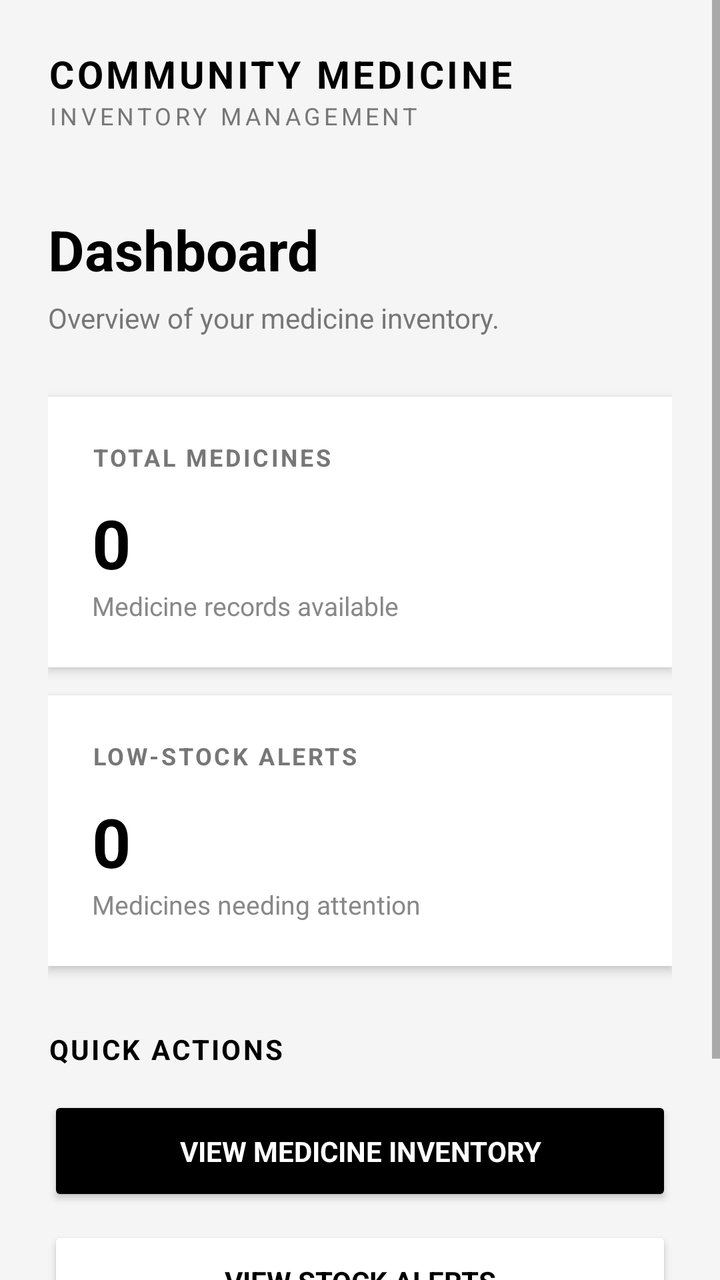
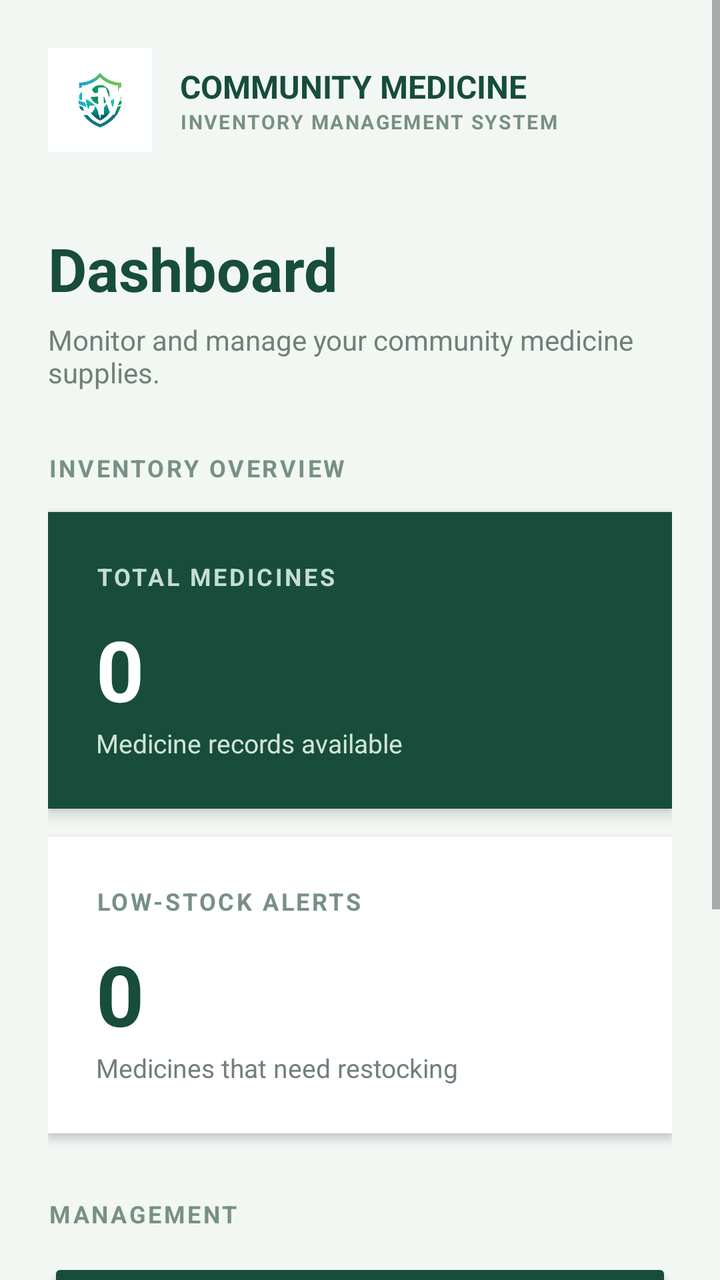

Screens rendered from an Android XML layout before and after an edit, with the pre-edit source and the edit as a unified diff.
<!-- AndroidManifest.xml: application theme AppTheme -->
<!-- res/layout/activity_dashboard.xml -->
<?xml version="1.0" encoding="utf-8"?>
<ScrollView xmlns:android="http://schemas.android.com/apk/res/android"
    android:layout_width="match_parent"
    android:layout_height="match_parent"
    android:background="#F5F5F5"
    android:fillViewport="true">

    <LinearLayout
        android:layout_width="match_parent"
        android:layout_height="wrap_content"
        android:orientation="vertical"
        android:padding="24dp">

        
        <TextView
            android:layout_width="match_parent"
            android:layout_height="wrap_content"
            android:text="COMMUNITY MEDICINE"
            android:textColor="#000000"
            android:textSize="19sp"
            android:textStyle="bold"
            android:letterSpacing="0.08" />

        <TextView
            android:layout_width="match_parent"
            android:layout_height="wrap_content"
            android:text="INVENTORY MANAGEMENT"
            android:textColor="#777777"
            android:textSize="12sp"
            android:letterSpacing="0.15" />

        
        <TextView
            android:layout_width="match_parent"
            android:layout_height="wrap_content"
            android:layout_marginTop="40dp"
            android:text="Dashboard"
            android:textColor="#000000"
            android:textSize="28sp"
            android:textStyle="bold" />

        <TextView
            android:layout_width="match_parent"
            android:layout_height="wrap_content"
            android:layout_marginTop="6dp"
            android:text="Overview of your medicine inventory."
            android:textColor="#777777"
            android:textSize="14sp" />

        
        <LinearLayout
            android:layout_width="match_parent"
            android:layout_height="wrap_content"
            android:layout_marginTop="30dp"
            android:orientation="vertical"
            android:padding="22dp"
            android:background="#FFFFFF"
            android:elevation="3dp">

            <TextView
                android:layout_width="match_parent"
                android:layout_height="wrap_content"
                android:text="TOTAL MEDICINES"
                android:textColor="#777777"
                android:textSize="12sp"
                android:textStyle="bold"
                android:letterSpacing="0.1" />

            <TextView
                android:id="@+id/totalText"
                android:layout_width="match_parent"
                android:layout_height="wrap_content"
                android:layout_marginTop="12dp"
                android:text="0"
                android:textColor="#000000"
                android:textSize="34sp"
                android:textStyle="bold" />

            <TextView
                android:layout_width="match_parent"
                android:layout_height="wrap_content"
                android:text="Medicine records available"
                android:textColor="#888888"
                android:textSize="13sp" />

        </LinearLayout>

        
        <LinearLayout
            android:layout_width="match_parent"
            android:layout_height="wrap_content"
            android:layout_marginTop="14dp"
            android:orientation="vertical"
            android:padding="22dp"
            android:background="#FFFFFF"
            android:elevation="3dp">

            <TextView
                android:layout_width="match_parent"
                android:layout_height="wrap_content"
                android:text="LOW-STOCK ALERTS"
                android:textColor="#777777"
                android:textSize="12sp"
                android:textStyle="bold"
                android:letterSpacing="0.1" />

            <TextView
                android:id="@+id/lowStockText"
                android:layout_width="match_parent"
                android:layout_height="wrap_content"
                android:layout_marginTop="12dp"
                android:text="0"
                android:textColor="#000000"
                android:textSize="34sp"
                android:textStyle="bold" />

            <TextView
                android:layout_width="match_parent"
                android:layout_height="wrap_content"
                android:text="Medicines needing attention"
                android:textColor="#888888"
                android:textSize="13sp" />

        </LinearLayout>

        
        <TextView
            android:layout_width="match_parent"
            android:layout_height="wrap_content"
            android:layout_marginTop="32dp"
            android:text="QUICK ACTIONS"
            android:textColor="#000000"
            android:textSize="14sp"
            android:textStyle="bold"
            android:letterSpacing="0.08" />

        <Button
            android:id="@+id/inventoryButton"
            android:layout_width="match_parent"
            android:layout_height="55dp"
            android:layout_marginTop="14dp"
            android:backgroundTint="#000000"
            android:text="VIEW MEDICINE INVENTORY"
            android:textColor="#FFFFFF"
            android:textStyle="bold" />

        <Button
            android:id="@+id/stockAlertsButton"
            android:layout_width="match_parent"
            android:layout_height="55dp"
            android:layout_marginTop="10dp"
            android:backgroundTint="#FFFFFF"
            android:text="VIEW STOCK ALERTS"
            android:textColor="#000000"
            android:textStyle="bold" />

        
        <Button
            android:id="@+id/logoutButton"
            android:layout_width="match_parent"
            android:layout_height="52dp"
            android:layout_marginTop="30dp"
            android:backgroundTint="#EAEAEA"
            android:text="LOG OUT"
            android:textColor="#333333"
            android:textStyle="bold" />

    </LinearLayout>
</ScrollView>
<!-- resources referenced by this layout -->
<resources>
  <style name="AppTheme" parent="Theme.AppCompat.Light.NoActionBar">
  
          <item name="android:fontFamily">sans-serif</item>
          <item name="android:colorAccent">#000000</item>
          <item name="android:windowLightStatusBar">true</item>
          <item name="android:statusBarColor">#FFFFFF</item>
          <item name="android:navigationBarColor">#FFFFFF</item>
      </style>
</resources>

<!-- the commit's change to res/layout/activity_dashboard.xml (unified diff, before → after) -->
@@ -2,7 +2,7 @@
 <ScrollView xmlns:android="http://schemas.android.com/apk/res/android"
     android:layout_width="match_parent"
     android:layout_height="match_parent"
-    android:background="#F5F5F5"
+    android:background="#F2F7F4"
     android:fillViewport="true">
 
     <LinearLayout
@@ -12,77 +12,113 @@
         android:padding="24dp">
 
         
-        <TextView
-            android:layout_width="match_parent"
-            android:layout_height="wrap_content"
-            android:text="COMMUNITY MEDICINE"
-            android:textColor="#000000"
-            android:textSize="19sp"
-            android:textStyle="bold"
-            android:letterSpacing="0.08" />
-
-        <TextView
-            android:layout_width="match_parent"
-            android:layout_height="wrap_content"
-            android:text="INVENTORY MANAGEMENT"
-            android:textColor="#777777"
+        <LinearLayout
+            android:layout_width="match_parent"
+            android:layout_height="wrap_content"
+            android:gravity="center_vertical"
+            android:orientation="horizontal">
+
+            <TextView
+                android:layout_width="52dp"
+                android:layout_height="52dp"
+                android:background="@drawable/cm"
+                android:src="@drawable/cm"
+                android:gravity="center"
+                android:text="CM"
+                android:textColor="#FFFFFF"
+                android:textSize="19sp"
+                android:textStyle="bold" />
+
+            <LinearLayout
+                android:layout_width="0dp"
+                android:layout_height="wrap_content"
+                android:layout_marginStart="14dp"
+                android:layout_weight="1"
+                android:orientation="vertical">
+
+                <TextView
+                    android:layout_width="match_parent"
+                    android:layout_height="wrap_content"
+                    android:text="COMMUNITY MEDICINE"
+                    android:textColor="#174D3A"
+                    android:textSize="16sp"
+                    android:textStyle="bold" />
+
+                <TextView
+                    android:layout_width="match_parent"
+                    android:layout_height="wrap_content"
+                    android:text="INVENTORY MANAGEMENT SYSTEM"
+                    android:textColor="#779184"
+                    android:textSize="10sp"
+                    android:textStyle="bold"
+                    android:letterSpacing="0.08" />
+            </LinearLayout>
+        </LinearLayout>
+
+        
+        <TextView
+            android:layout_width="match_parent"
+            android:layout_height="wrap_content"
+            android:layout_marginTop="38dp"
+            android:text="Dashboard"
+            android:textColor="#174D3A"
+            android:textSize="30sp"
+            android:textStyle="bold" />
+
+        <TextView
+            android:layout_width="match_parent"
+            android:layout_height="wrap_content"
+            android:layout_marginTop="6dp"
+            android:text="Monitor and manage your community medicine supplies."
+            android:textColor="#718078"
+            android:textSize="14sp" />
+
+        
+        <TextView
+            android:layout_width="match_parent"
+            android:layout_height="wrap_content"
+            android:layout_marginTop="30dp"
+            android:text="INVENTORY OVERVIEW"
+            android:textColor="#779184"
             android:textSize="12sp"
-            android:letterSpacing="0.15" />
-
-        
-        <TextView
-            android:layout_width="match_parent"
-            android:layout_height="wrap_content"
-            android:layout_marginTop="40dp"
-            android:text="Dashboard"
-            android:textColor="#000000"
-            android:textSize="28sp"
-            android:textStyle="bold" />
-
-        <TextView
-            android:layout_width="match_parent"
-            android:layout_height="wrap_content"
-            android:layout_marginTop="6dp"
-            android:text="Overview of your medicine inventory."
-            android:textColor="#777777"
-            android:textSize="14sp" />
+            android:textStyle="bold"
+            android:letterSpacing="0.10" />
 
         
         <LinearLayout
             android:layout_width="match_parent"
             android:layout_height="wrap_content"
-            android:layout_marginTop="30dp"
+            android:layout_marginTop="14dp"
+            android:background="#174D3A"
+            android:elevation="4dp"
             android:orientation="vertical"
-            android:padding="22dp"
-            android:background="#FFFFFF"
-            android:elevation="3dp">
+            android:padding="24dp">
 
             <TextView
                 android:layout_width="match_parent"
                 android:layout_height="wrap_content"
                 android:text="TOTAL MEDICINES"
-                android:textColor="#777777"
+                android:textColor="#C5DED1"
                 android:textSize="12sp"
                 android:textStyle="bold"
-                android:letterSpacing="0.1" />
+                android:letterSpacing="0.10" />
 
             <TextView
                 android:id="@+id/totalText"
                 android:layout_width="match_parent"
                 android:layout_height="wrap_content"
-                android:layout_marginTop="12dp"
+                android:layout_marginTop="10dp"
                 android:text="0"
-                android:textColor="#000000"
-                android:textSize="34sp"
+                android:textColor="#FFFFFF"
+                android:textSize="42sp"
                 android:textStyle="bold" />
 
             <TextView
                 android:layout_width="match_parent"
                 android:layout_height="wrap_content"
                 android:text="Medicine records available"
-                android:textColor="#888888"
+                android:textColor="#D2E4D9"
                 android:textSize="13sp" />
-
         </LinearLayout>
 
         
@@ -90,37 +126,36 @@
             android:layout_width="match_parent"
             android:layout_height="wrap_content"
             android:layout_marginTop="14dp"
+            android:background="#FFFFFF"
+            android:elevation="3dp"
             android:orientation="vertical"
-            android:padding="22dp"
-            android:background="#FFFFFF"
-            android:elevation="3dp">
+            android:padding="24dp">
 
             <TextView
                 android:layout_width="match_parent"
                 android:layout_height="wrap_content"
                 android:text="LOW-STOCK ALERTS"
-                android:textColor="#777777"
+                android:textColor="#779184"
                 android:textSize="12sp"
                 android:textStyle="bold"
-                android:letterSpacing="0.1" />
+                android:letterSpacing="0.10" />
 
             <TextView
                 android:id="@+id/lowStockText"
                 android:layout_width="match_parent"
                 android:layout_height="wrap_content"
-                android:layout_marginTop="12dp"
+                android:layout_marginTop="10dp"
                 android:text="0"
-                android:textColor="#000000"
-                android:textSize="34sp"
+                android:textColor="#174D3A"
+                android:textSize="42sp"
                 android:textStyle="bold" />
 
             <TextView
                 android:layout_width="match_parent"
                 android:layout_height="wrap_content"
-                android:text="Medicines needing attention"
-                android:textColor="#888888"
+                android:text="Medicines that need restocking"
+                android:textColor="#718078"
                 android:textSize="13sp" />
-
         </LinearLayout>
 
         
@@ -128,31 +163,33 @@
             android:layout_width="match_parent"
             android:layout_height="wrap_content"
             android:layout_marginTop="32dp"
-            android:text="QUICK ACTIONS"
-            android:textColor="#000000"
-            android:textSize="14sp"
-            android:textStyle="bold"
-            android:letterSpacing="0.08" />
+            android:text="MANAGEMENT"
+            android:textColor="#779184"
+            android:textSize="12sp"
+            android:textStyle="bold"
+            android:letterSpacing="0.10" />
 
         <Button
             android:id="@+id/inventoryButton"
             android:layout_width="match_parent"
-            android:layout_height="55dp"
+            android:layout_height="58dp"
             android:layout_marginTop="14dp"
-            android:backgroundTint="#000000"
+            android:backgroundTint="#174D3A"
             android:text="VIEW MEDICINE INVENTORY"
             android:textColor="#FFFFFF"
-            android:textStyle="bold" />
+            android:textStyle="bold"
+            android:textSize="13sp" />
 
         <Button
             android:id="@+id/stockAlertsButton"
             android:layout_width="match_parent"
-            android:layout_height="55dp"
-            android:layout_marginTop="10dp"
-            android:backgroundTint="#FFFFFF"
+            android:layout_height="58dp"
+            android:layout_marginTop="12dp"
+            android:backgroundTint="#DDEBE2"
             android:text="VIEW STOCK ALERTS"
-            android:textColor="#000000"
-            android:textStyle="bold" />
+            android:textColor="#174D3A"
+            android:textStyle="bold"
+            android:textSize="13sp" />
 
         
         <Button
@@ -160,10 +197,23 @@
             android:layout_width="match_parent"
             android:layout_height="52dp"
             android:layout_marginTop="30dp"
-            android:backgroundTint="#EAEAEA"
-            android:text="LOG OUT"
-            android:textColor="#333333"
-            android:textStyle="bold" />
+            android:backgroundTint="#FFFFFF"
+            android:text="BACK TO WELCOME"
+            android:textColor="#174D3A"
+            android:textStyle="bold"
+            android:textSize="12sp" />
+
+        
+        <TextView
+            android:layout_width="match_parent"
+            android:layout_height="wrap_content"
+            android:layout_marginTop="24dp"
+            android:gravity="center"
+            android:text="ORGANIZED SUPPLIES. BETTER COMMUNITY CARE."
+            android:textColor="#8A9D91"
+            android:textSize="10sp"
+            android:textStyle="bold"
+            android:letterSpacing="0.05" />
 
     </LinearLayout>
 </ScrollView>
<!-- resource entries referenced after the edit -->
@@ -1,5 +1,6 @@
 <!-- resources referenced by this layout -->
 <resources>
+  <!-- drawable cm: jpg bitmap (drawable, 18395 bytes) -->
   <style name="AppTheme" parent="Theme.AppCompat.Light.NoActionBar">
   
           <item name="android:fontFamily">sans-serif</item>
